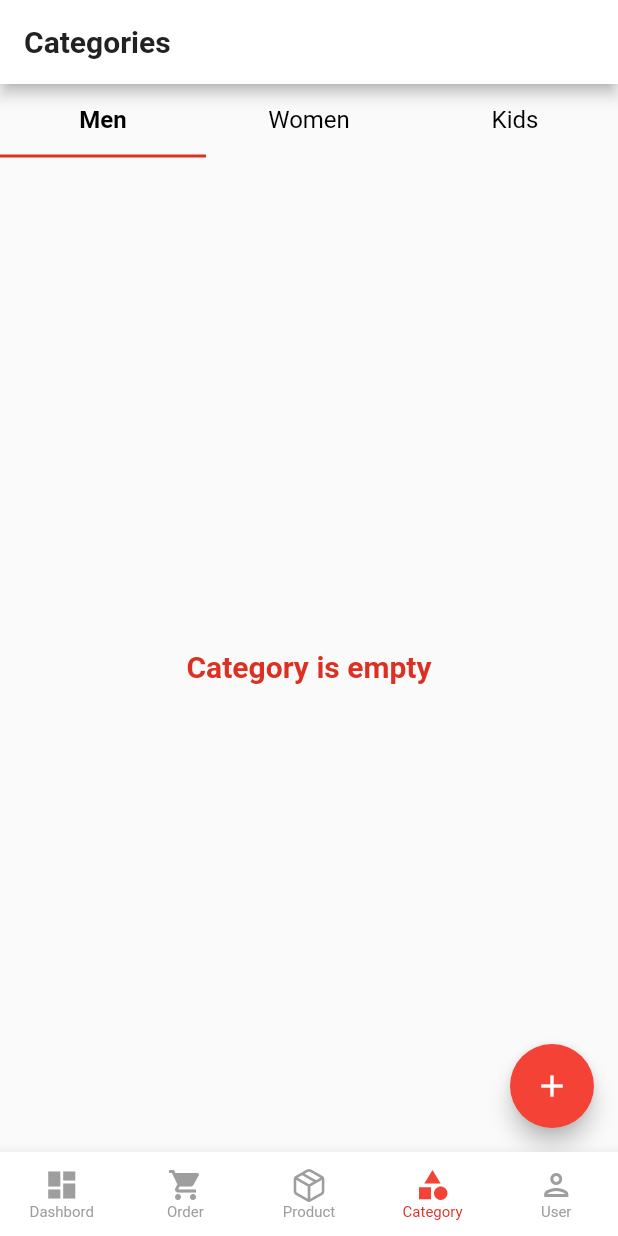
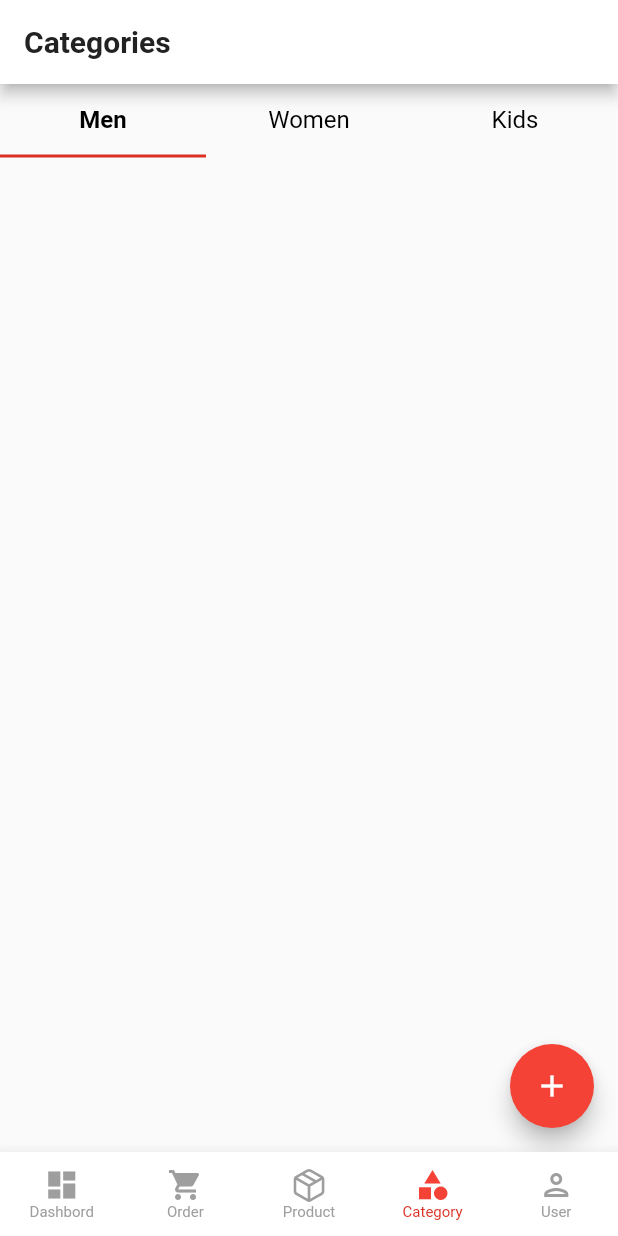
Before and after one commit to nikhil888-teach/ecommerceAdmin, a Flutter app: the screen it shows after launch, item 4 of the bottom bar chosen, on a phone screen of 412 x 824 dp. Run offline on Flutter 3.47's test engine with Material 2 defaults, Android fonts, the phone set to English and light mode, and no system bars; drawn by our look-alikes of firebase_database; our stand-ins replace cloud_firestore, firebase_core, firebase_storage, image_picker; missing offline and left inert: r_dotted_line_border; accounts and stored records are empty; network calls fail.

Commit message:
all category_page.dart work complete and create demo of database in demo.json

```diff
--- a/lib/home/category_page.dart
+++ b/lib/home/category_page.dart
@@ -4,6 +4,7 @@ import 'package:adminpanelecommerce/storedata/add_category_page.dart';
 import 'package:adminpanelecommerce/utils/constants.dart';
 import 'package:adminpanelecommerce/widgets/text_theme.dart';
 import 'package:firebase_database/firebase_database.dart';
+import 'package:firebase_database/ui/firebase_animated_list.dart';
 import 'package:flutter/material.dart';
 
 class MyCategoryPage extends StatefulWidget {
@@ -15,6 +16,7 @@ class MyCategoryPage extends StatefulWidget {
 
 class _MyCategoryPageState extends State<MyCategoryPage> {
   List? allData;
+  CategoryModel categoryModel = CategoryModel();
   @override
   Widget build(BuildContext context) {
     return DefaultTabController(
@@ -72,27 +74,17 @@ class _MyCategoryPageState extends State<MyCategoryPage> {
   Padding listOfCategories(String selectCategory) {
     return Padding(
         padding: const EdgeInsets.only(top: 16),
-        child: StreamBuilder(
-          stream: FirebaseDatabase.instance
-              .ref(selectCategory)
-              .child(Constants.dsubcategory)
-              .onValue,
-          builder: (context, snapshot) {
-            if (snapshot.hasData &&
-                !snapshot.hasError &&
-                snapshot.data!.snapshot.value != null) {
-              DataSnapshot dataSnapshot = snapshot.data!.snapshot;
-              Object value = dataSnapshot.value!;
-              Autogenerated.fromJson(json.decode(json.encode(value)));
-              Map data = (json.decode(json.encode(value)));
-
-              return snapshot.hasData
-                  ? ListView.builder(
-                      itemCount: data.length,
-                      itemBuilder: (context, index) {
+        child: FirebaseAnimatedList(
+          query: FirebaseDatabase.instance.ref(selectCategory),
+          physics: const BouncingScrollPhysics(),
+          defaultChild: const Center(
+            child: CircularProgressIndicator(
+              color: Colors.red,
+            ),
+          ),
+          itemBuilder: (context, snapshot, animation, index) {
             return Padding(
-                          padding: const EdgeInsets.only(
-                              left: 16, right: 16, bottom: 16),
+              padding: const EdgeInsets.only(left: 16, right: 16, bottom: 16),
               child: ClipRRect(
                 borderRadius: BorderRadius.circular(20),
                 child: SizedBox(
@@ -102,37 +94,37 @@ class _MyCategoryPageState extends State<MyCategoryPage> {
                     mainAxisAlignment: MainAxisAlignment.start,
                     children: [
                       Image.network(
-                                    "https://encrypted-tbn0.gstatic.com/images?q=tbn:ANd9GcTamE2X9X7VXv0Y_ce4RiWqJmoZ8AYuMJ5dYg&usqp=CAU",
+                        snapshot
+                            .child(Constants.dSubCategoryImage)
+                            .value
+                            .toString(),
                         width: 105,
                         height: 105,
                         fit: BoxFit.fill,
                       ),
                       Expanded(
                         child: Row(
-                                      mainAxisAlignment:
-                                          MainAxisAlignment.spaceBetween,
+                          mainAxisAlignment: MainAxisAlignment.spaceBetween,
                           children: [
                             Padding(
-                                          padding:
-                                              const EdgeInsets.only(left: 25),
+                              padding: const EdgeInsets.only(left: 25),
                               child: Text(
-                                            data["clothes"],
+                                snapshot
+                                    .child(Constants.dSubCategoryName)
+                                    .value
+                                    .toString(),
                                 style: Text_Style.text_Theme(
-                                                Constants.black_text,
-                                                18,
-                                                FontWeight.bold),
+                                    Constants.black_text, 18, FontWeight.bold),
                               ),
                             ),
                             IconButton(
                                 onPressed: () {
                                   showDialog(
                                     context: context,
-                                                builder: (context) =>
-                                                    AlertDialog(
+                                    builder: (context) => AlertDialog(
                                       title: Text(
                                         "Delete Category",
-                                                    style:
-                                                        Text_Style.text_Theme(
+                                        style: Text_Style.text_Theme(
                                             Constants.red_text,
                                             20,
                                             FontWeight.bold),
@@ -144,26 +136,20 @@ class _MyCategoryPageState extends State<MyCategoryPage> {
                                           onPressed: () {},
                                           child: Text(
                                             "Yes",
-                                                        style: Text_Style
-                                                            .text_Theme(
-                                                                Constants
-                                                                    .red_text,
+                                            style: Text_Style.text_Theme(
+                                                Constants.red_text,
                                                 16,
-                                                                FontWeight
-                                                                    .bold),
+                                                FontWeight.bold),
                                           ),
                                         ),
                                         TextButton(
                                             onPressed: () {},
                                             child: Text(
                                               "No",
-                                                          style: Text_Style
-                                                              .text_Theme(
-                                                                  Constants
-                                                                      .red_text,
+                                              style: Text_Style.text_Theme(
+                                                  Constants.red_text,
                                                   16,
-                                                                  FontWeight
-                                                                      .bold),
+                                                  FontWeight.bold),
                                             ))
                                       ],
                                     ),
@@ -179,22 +165,6 @@ class _MyCategoryPageState extends State<MyCategoryPage> {
               ),
             );
           },
-                    )
-                  : const Center(
-                      child: CircularProgressIndicator(
-                        color: Colors.red,
-                      ),
-                    );
-            } else {
-              return Center(
-                child: Text(
-                  "Category is empty",
-                  style: Text_Style.text_Theme(
-                      Constants.red_text, 20, FontWeight.bold),
-                ),
-              );
-            }
-          },
         ));
   }
 }
--- a/lib/home/myorders/tabs/accepted/acceptedproduct_page.dart
+++ b/lib/home/myorders/tabs/accepted/acceptedproduct_page.dart
@@ -1,5 +1,4 @@
 import 'package:adminpanelecommerce/utils/constants.dart';
-import 'package:adminpanelecommerce/widgets/button_theme.dart';
 import 'package:adminpanelecommerce/widgets/text_theme.dart';
 import 'package:flutter/material.dart';
 
--- a/lib/home/myorders/tabs/declined/declineproduct_page.dart
+++ b/lib/home/myorders/tabs/declined/declineproduct_page.dart
@@ -1,5 +1,4 @@
 import 'package:adminpanelecommerce/utils/constants.dart';
-import 'package:adminpanelecommerce/widgets/button_theme.dart';
 import 'package:adminpanelecommerce/widgets/text_theme.dart';
 import 'package:flutter/material.dart';
 
--- a/lib/home/myorders/tabs/ordered/orderedproduct_page.dart
+++ b/lib/home/myorders/tabs/ordered/orderedproduct_page.dart
@@ -1,5 +1,4 @@
 import 'package:adminpanelecommerce/utils/constants.dart';
-import 'package:adminpanelecommerce/widgets/button_theme.dart';
 import 'package:adminpanelecommerce/widgets/text_theme.dart';
 import 'package:flutter/material.dart';
 
--- a/lib/storedata/add_category_page.dart
+++ b/lib/storedata/add_category_page.dart
@@ -4,7 +4,6 @@ import 'package:adminpanelecommerce/utils/constants.dart';
 import 'package:adminpanelecommerce/widgets/button_theme.dart';
 import 'package:adminpanelecommerce/widgets/text_theme.dart';
 import 'package:adminpanelecommerce/widgets/textformfield_theme.dart';
-import 'package:cloud_firestore/cloud_firestore.dart';
 import 'package:firebase_database/firebase_database.dart';
 import 'package:firebase_storage/firebase_storage.dart';
 import 'package:image_picker/image_picker.dart';
@@ -154,10 +153,7 @@ class _MyAddCategoryState extends State<MyAddCategory> {
       String selectcategory, String subcategory, String imagePath) async {
     DatabaseReference databaseReference =
         FirebaseDatabase.instance.ref(selectcategory);
-    await databaseReference
-        .child(Constants.dsubcategory)
-        .child(subcategory)
-        .set({
+    await databaseReference.child(subcategory).set({
       Constants.dSubCategoryImage: imagePath,
       Constants.dSubCategoryName: subcategory,
     }).then((value) {
--- a/lib/storedata/add_product_page.dart
+++ b/lib/storedata/add_product_page.dart
@@ -4,6 +4,9 @@ import 'package:adminpanelecommerce/utils/constants.dart';
 import 'package:adminpanelecommerce/widgets/button_theme.dart';
 import 'package:adminpanelecommerce/widgets/text_theme.dart';
 import 'package:adminpanelecommerce/widgets/textformfield_theme.dart';
+import 'package:cloud_firestore/cloud_firestore.dart';
+import 'package:firebase_database/firebase_database.dart';
+import 'package:firebase_database/ui/firebase_animated_list.dart';
 import 'package:flutter/material.dart';
 import 'package:r_dotted_line_border/r_dotted_line_border.dart';
 import 'package:image_picker/image_picker.dart';
--- a/lib/utils/constants.dart
+++ b/lib/utils/constants.dart
@@ -67,7 +67,6 @@ class Constants {
   static const user = "Users";
 
 //database path name
-  static const dsubcategory = "SUBCATEGORY";
   static const dSubCategoryImage = "subcgimage";
   static const dSubCategoryName = "subcgName";
   static const dMale = "Male";
@@ -83,40 +82,40 @@ class Constants {
   static const green_text = 0xff2AA952;
 }
 
-class Autogenerated {
-  Clothes? clothes;
+// class Autogenerated {
+//   Clothes? clothes;
 
-  Autogenerated({this.clothes});
+//   Autogenerated({this.clothes});
 
-  Autogenerated.fromJson(Map<String, dynamic> json) {
-    clothes =
-        json['clothes'] != null ? new Clothes.fromJson(json['clothes']) : null;
-  }
+//   Autogenerated.fromJson(Map<String, dynamic> json) {
+//     clothes =
+//         json['clothes'] != null ? Clothes.fromJson(json['clothes']) : null;
+//   }
 
-  Map<String, dynamic> toJson() {
-    final Map<String, dynamic> data = new Map<String, dynamic>();
-    if (this.clothes != null) {
-      data['clothes'] = this.clothes!.toJson();
-    }
-    return data;
-  }
-}
+//   Map<String, dynamic> toJson() {
+//     final Map<String, dynamic> data = <String, dynamic>{};
+//     if (clothes != null) {
+//       data['clothes'] = clothes!.toJson();
+//     }
+//     return data;
+//   }
+// }
 
-class Clothes {
+class CategoryModel {
   String? subcgName;
   String? subcgimage;
 
-  Clothes({this.subcgName, this.subcgimage});
+  CategoryModel({this.subcgName, this.subcgimage});
 
-  Clothes.fromJson(Map<String, dynamic> json) {
+  CategoryModel.fromJson(Map<String, dynamic> json) {
     subcgName = json['subcgName'];
     subcgimage = json['subcgimage'];
   }
 
   Map<String, dynamic> toJson() {
-    final Map<String, dynamic> data = new Map<String, dynamic>();
-    data['subcgName'] = this.subcgName;
-    data['subcgimage'] = this.subcgimage;
+    final Map<String, dynamic> data = <String, dynamic>{};
+    data['subcgName'] = subcgName;
+    data['subcgimage'] = subcgimage;
     return data;
   }
 }
```
Also changed, not shown: lib/utils/demo.json (added, +25 -0 lines). Lines whose indentation alone changed are shown as unchanged.
